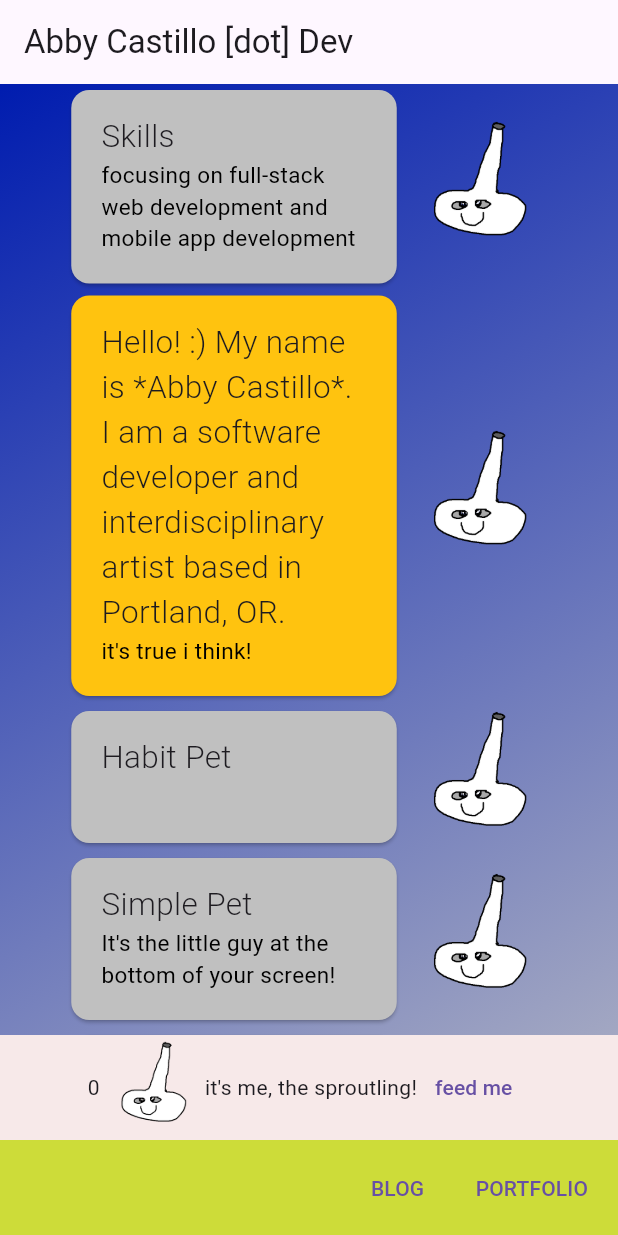
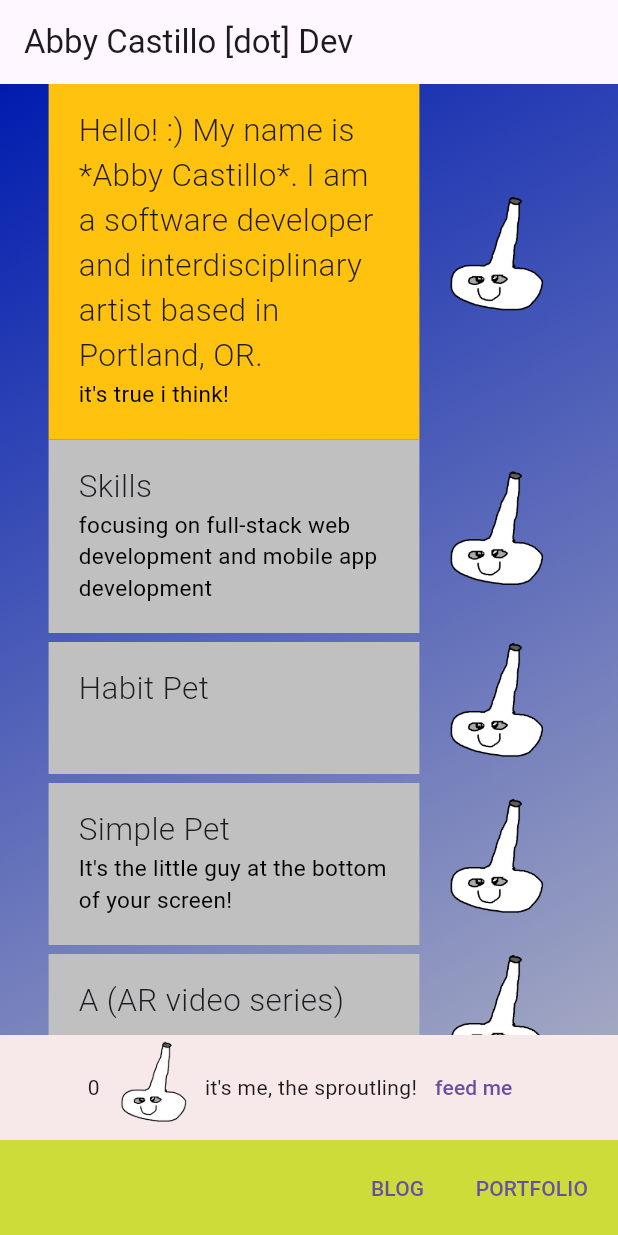
Before and after one commit to abbymachines/flutter-dev-portfolio, a Flutter app: the screen it shows after launch, on a phone screen of 412 x 824 dp. Run offline on Flutter 3.47's test engine with Material 2 defaults, Android fonts, the phone set to English and light mode, and no system bars; our stand-ins replace flutter_markdown; Roboto replaces fonts that are missing (Consolas, Helvetica).

Commit message:
set item witdth to be MediaQuery.of(context).size.width * .60

```diff
--- a/lib/data/portfolio_items_data.dart
+++ b/lib/data/portfolio_items_data.dart
@@ -4,12 +4,6 @@ import 'package:flutter_markdown/flutter_markdown.dart';
 import 'package:flutter_dev_portfolio/constants/images.dart';
 
 final items = [
-  GenericItem(
-      label: 'Skills',
-      mainText:
-          'focusing on full-stack web development and mobile app development',
-      expandedText:
-          '''Python / Dart / JavaScript / Flutter / React / SQL / Firebase / REST APIs'''),
   GenericItem(
     label:
         'Hello! :) My name is *Abby Castillo*. I am a software developer and interdisciplinary artist based in Portland, OR.',
@@ -19,6 +13,12 @@ final items = [
     color: const Color.fromARGB(255, 255, 195, 15),
     style: const TextStyle(fontSize: 22, fontWeight: FontWeight.bold),
   ),
+  GenericItem(
+      label: 'Skills',
+      mainText:
+          'focusing on full-stack web development and mobile app development',
+      expandedText:
+          '''Python / Dart / JavaScript / Flutter / React / SQL / Firebase / REST APIs'''),
   GenericItem(
       label: 'Habit Pet',
       expandedText:
--- a/lib/widgets/items/item.dart
+++ b/lib/widgets/items/item.dart
@@ -38,10 +38,10 @@ class _ItemState extends State<Item> {
       mainAxisAlignment: MainAxisAlignment.center,
       children: [
         SizedBox(
-          width: 225,
+          width: MediaQuery.of(context).size.width * .60,
           child: InkWell(
             onTap: toggleExpanded,
-            child: Card(
+            child: Container(
               color: widget.item.color,
               child: Padding(
                 padding:
```
